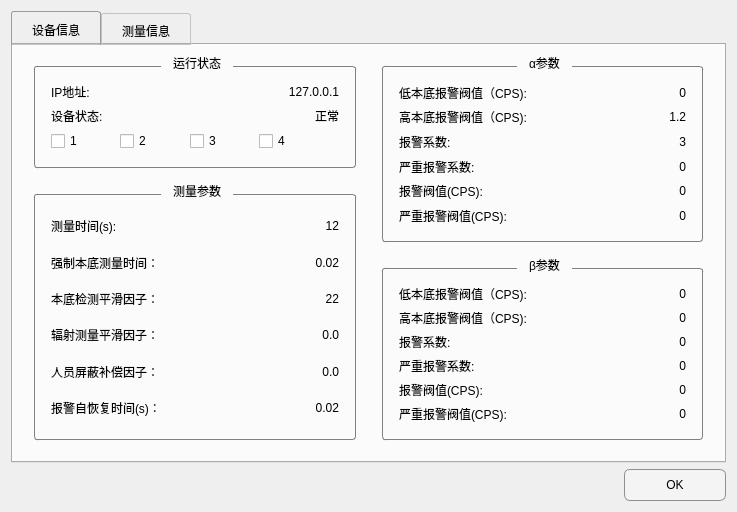
First picture: the form in Demo/desystemconfigwidget.ui, repository 13438120136/XDemo, before the edit.
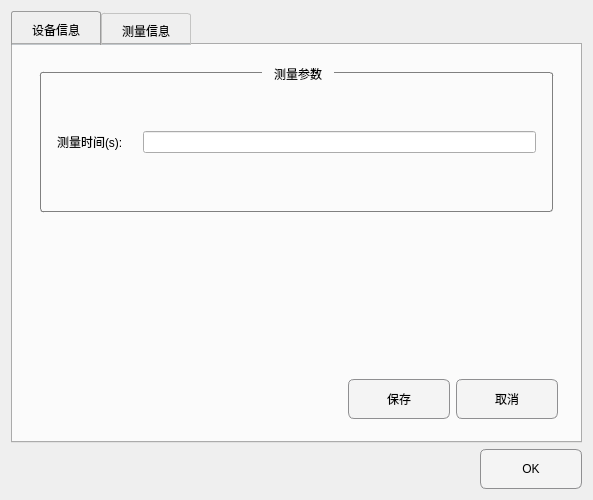
Second picture: the form after the edit. The open tabs and pages were chosen to show the change. Custom widgets are drawn as their Qt base class.

Commit message: 临时提交，根据新的分辨率来  开始修改了系统参数设置界面。

What changed in the file:
```diff
--- a/Demo/desystemconfigwidget.ui
+++ b/Demo/desystemconfigwidget.ui
@@ -6,8 +6,8 @@
    <rect>
     <x>0</x>
     <y>0</y>
-    <width>737</width>
-    <height>512</height>
+    <width>593</width>
+    <height>480</height>
    </rect>
   </property>
   <property name="windowTitle">
@@ -40,7 +40,7 @@
 
 QLabel
 {
-font: 14pt &quot;新宋体&quot;;
+font: 12pt &quot;新宋体&quot;;
 min-width:80px;
 }
 
@@ -54,7 +54,6 @@
      border-radius: 3px;
      margin-top: 2ex; /* leave space at the top for the title */
      padding:5px;
-     margin:10px;
  }
 
  QGroupBox::title {
@@ -72,7 +71,7 @@
      border: 1px solid #8f8f91;
      border-radius: 6px;
      min-width: 100px;
-     min-height: 30px;
+     min-height: 38px;
  }
 
  QPushButton:pressed {
@@ -127,16 +126,31 @@
       <number>0</number>
      </property>
      <widget class="QWidget" name="tab">
+      <property name="styleSheet">
+       <string notr="true">QGroupBox {
+   margin:5px;
+ }</string>
+      </property>
       <attribute name="title">
        <string>设备信息</string>
       </attribute>
       <layout class="QGridLayout" name="gridLayout_14">
        <item row="0" column="0">
+        <widget class="QStackedWidget" name="stackedWidget">
+         <property name="currentIndex">
+          <number>2</number>
+         </property>
+         <widget class="QWidget" name="page">
+          <layout class="QGridLayout" name="gridLayout_17">
+           <item row="0" column="0">
         <widget class="QGroupBox" name="groupBox">
          <property name="title">
           <string>运行状态</string>
          </property>
          <layout class="QGridLayout" name="gridLayout_5">
+              <property name="margin">
+               <number>6</number>
+              </property>
           <item row="0" column="0">
            <layout class="QGridLayout" name="gridLayout">
             <item row="0" column="0" colspan="3">
@@ -206,12 +220,15 @@
          </layout>
         </widget>
        </item>
-       <item row="0" column="1" rowspan="2">
+           <item row="0" column="1">
         <widget class="QGroupBox" name="groupBox_4">
          <property name="title">
           <string>α参数</string>
          </property>
          <layout class="QGridLayout" name="gridLayout_13">
+              <property name="margin">
+               <number>6</number>
+              </property>
           <item row="0" column="0">
            <layout class="QGridLayout" name="gridLayout_4">
             <property name="verticalSpacing">
@@ -324,16 +341,19 @@
          </layout>
         </widget>
        </item>
-       <item row="1" column="0" rowspan="2">
+           <item row="1" column="0">
         <widget class="QGroupBox" name="groupBox_2">
          <property name="title">
           <string>测量参数</string>
          </property>
          <layout class="QGridLayout" name="gridLayout_6">
+              <property name="margin">
+               <number>6</number>
+              </property>
           <item row="0" column="0">
            <layout class="QGridLayout" name="gridLayout_2">
             <property name="spacing">
-             <number>6</number>
+                 <number>0</number>
             </property>
             <item row="0" column="0">
              <widget class="QLabel" name="label_3">
@@ -514,12 +534,15 @@
          </layout>
         </widget>
        </item>
-       <item row="2" column="1">
+           <item row="1" column="1">
         <widget class="QGroupBox" name="groupBox_5">
          <property name="title">
           <string>β参数</string>
          </property>
          <layout class="QGridLayout" name="gridLayout_12">
+              <property name="margin">
+               <number>6</number>
+              </property>
           <item row="0" column="0">
            <layout class="QGridLayout" name="gridLayout_3">
             <item row="0" column="0">
@@ -703,6 +726,68 @@
        </item>
       </layout>
      </widget>
+         <widget class="QWidget" name="page_2"/>
+         <widget class="QWidget" name="page_3">
+          <layout class="QGridLayout" name="gridLayout_19">
+           <item row="0" column="0">
+            <widget class="QGroupBox" name="groupBox_6">
+             <property name="title">
+              <string>测量参数</string>
+             </property>
+             <layout class="QGridLayout" name="gridLayout_18">
+              <item row="0" column="0">
+               <widget class="QLabel" name="label_44">
+                <property name="text">
+                 <string>测量时间(s):</string>
+                </property>
+               </widget>
+              </item>
+              <item row="0" column="1">
+               <widget class="QLineEdit" name="lineEdit"/>
+              </item>
+             </layout>
+            </widget>
+           </item>
+           <item row="1" column="0">
+            <widget class="DeVirtualKeyboradWidget" name="virtualKeyBoradwidget" native="true"/>
+           </item>
+           <item row="2" column="0">
+            <layout class="QGridLayout" name="gridLayout_20">
+             <item row="0" column="0">
+              <spacer name="horizontalSpacer_3">
+               <property name="orientation">
+                <enum>Qt::Horizontal</enum>
+               </property>
+               <property name="sizeHint" stdset="0">
+                <size>
+                 <width>40</width>
+                 <height>20</height>
+                </size>
+               </property>
+              </spacer>
+             </item>
+             <item row="0" column="1">
+              <widget class="QPushButton" name="pushButton">
+               <property name="text">
+                <string>保存</string>
+               </property>
+              </widget>
+             </item>
+             <item row="0" column="2">
+              <widget class="QPushButton" name="pushButton_4">
+               <property name="text">
+                <string>取消</string>
+               </property>
+              </widget>
+             </item>
+            </layout>
+           </item>
+          </layout>
+         </widget>
+        </widget>
+       </item>
+      </layout>
+     </widget>
      <widget class="QWidget" name="tab_2">
       <attribute name="title">
        <string>测量信息</string>
@@ -883,6 +968,12 @@
  </widget>
  <layoutdefault spacing="6" margin="11"/>
  <customwidgets>
+  <customwidget>
+   <class>DeVirtualKeyboradWidget</class>
+   <extends>QWidget</extends>
+   <header location="global">devirtualkeyboradwidget.h</header>
+   <container>1</container>
+  </customwidget>
   <customwidget>
    <class>DeTableView</class>
    <extends>QWidget</extends>
```
Left out of the diff: 45 changed lines with no effect on the pictures. Lines whose indentation alone changed are shown as unchanged. The commit also changes 7 other files.
